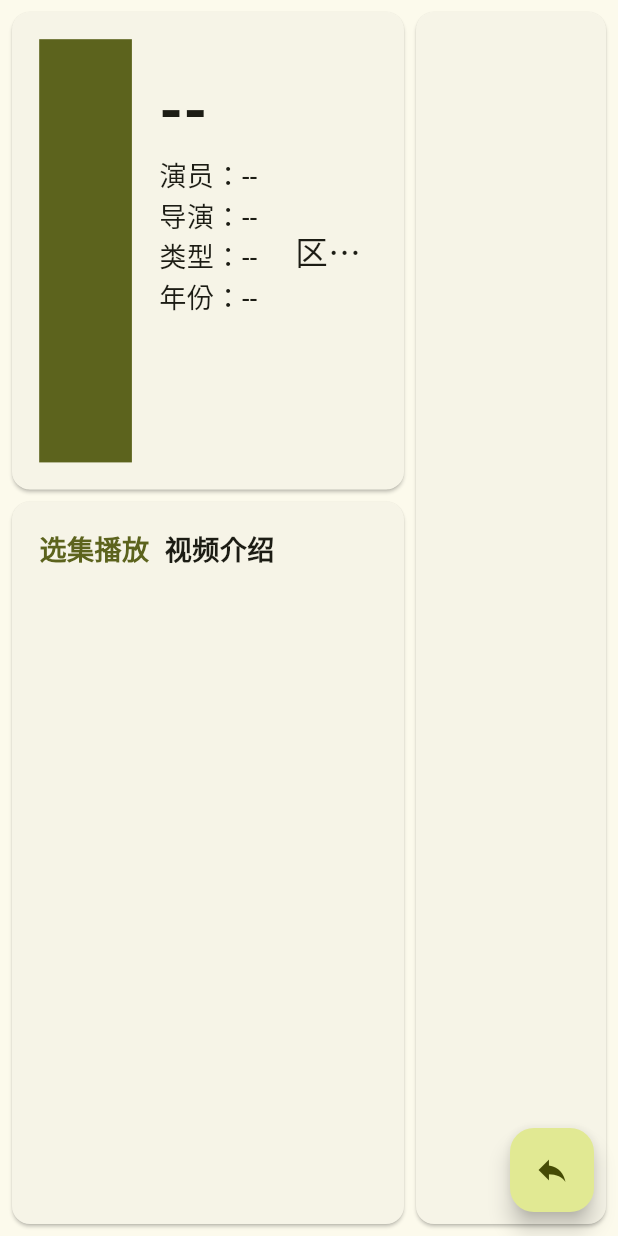
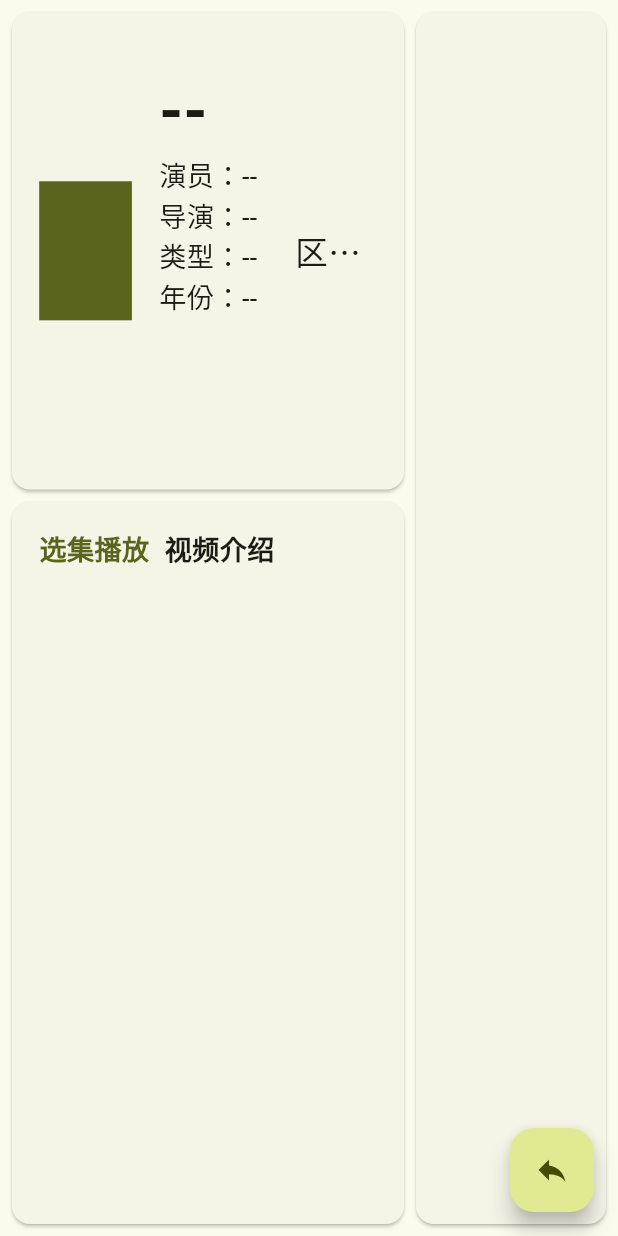
Before and after one commit to liminmsn/hanjutv, a Flutter app: the DetailOne screen opened directly with empty values, on a phone screen of 412 x 824 dp. Run offline on Flutter 3.47's test engine with Material 3 defaults, Android fonts, the phone set to English and light mode, and no system bars; our stand-ins replace flutter_spinkit, google_fonts, video_player; missing offline and left inert: bitsdojo_window; network calls fail; Roboto replaces fonts that are missing (Sigmar).

```diff
--- a/lib/view/detail/detail_one.dart
+++ b/lib/view/detail/detail_one.dart
@@ -79,20 +79,18 @@ class _DetailOneState extends State<DetailOne> {
                                 direction: Axis.horizontal,
                                 children: [
                                   SizedBox(
-                                    child: Container(
+                                    width: maxWidth,
+                                    height: maxWidth * 1.5,
                                     child:
                                         apiDetailItemOne.yCardITem.pics != ''
                                             ? Image.network(
                                               apiDetailItemOne.yCardITem.pics,
-                                                width: maxWidth,
                                             )
                                             : Container(
-                                                width: maxWidth,
                                               color:
                                                   Theme.of(
                                                     context,
                                                   ).colorScheme.primary,
-                                              ),
                                             ),
                                   ),
                                   Expanded(
@@ -223,7 +221,8 @@ class _DetailOneState extends State<DetailOne> {
                                     MaterialPageRoute(
                                       builder: (context) {
                                         var ycard = YCardITem.init();
-                                        ycard.src = apiDetailItemThree[index].url;
+                                        ycard.src =
+                                            apiDetailItemThree[index].url;
                                         return DetailOne(yCardITem: ycard);
                                       },
                                     ),
```
Lines whose indentation alone changed are shown as unchanged.
